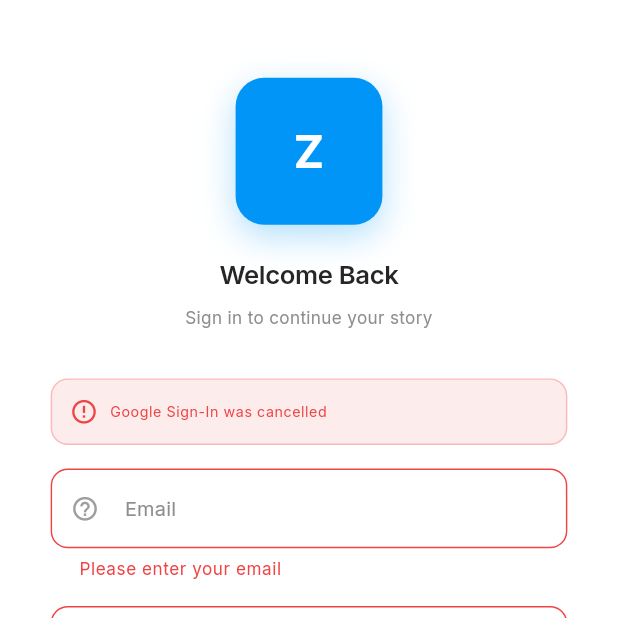
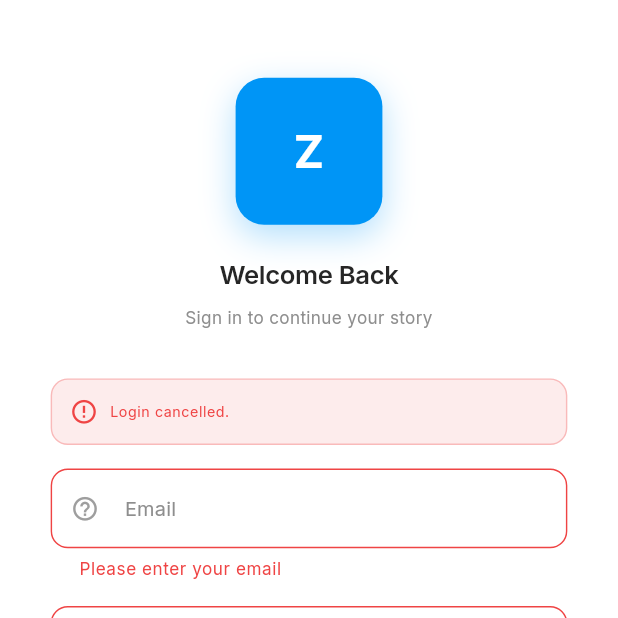
Before and after one commit to bobmwiti-dev/zuru-app, a Flutter app: the screen it shows after launch, after a tap on "Log in", after a tap on "Continue with Google", on a phone screen of 412 x 824 dp, the top half of it. Run offline on Flutter 3.47's test engine with Material 3 defaults, Android fonts, the phone set to English and light mode, and no system bars; our stand-ins replace cached_network_image, camera, cloud_firestore, connectivity_plus, equatable, firebase_analytics and 23 more; accounts and stored records are empty.

Commit message:
feat(auth): add Instagram-like messages for Google/Apple sign-in cancellation/failure

```diff
--- a/lib/presentation/common/error_mapper.dart
+++ b/lib/presentation/common/error_mapper.dart
@@ -65,6 +65,18 @@ class ErrorMapper {
         return 'Too many failed attempts. Please wait a few minutes and try again.';
       case 'network-error':
         return 'Network connection failed. Please check your internet and try again.';
+      case 'google_signin_cancelled':
+        return 'Login cancelled.';
+      case 'google_signin_failed':
+        return 'Couldn\'t log you in with Google. Please try again.';
+      case 'google_signin_no_user':
+        return 'Couldn\'t complete Google login. Please try again.';
+      case 'apple_signin_cancelled':
+        return 'Login cancelled.';
+      case 'apple_signin_failed':
+        return 'Couldn\'t log you in with Apple. Please try again.';
+      case 'apple_signin_no_user':
+        return 'Couldn\'t complete Apple login. Please try again.';
       default:
         return exception.message;
     }
```
